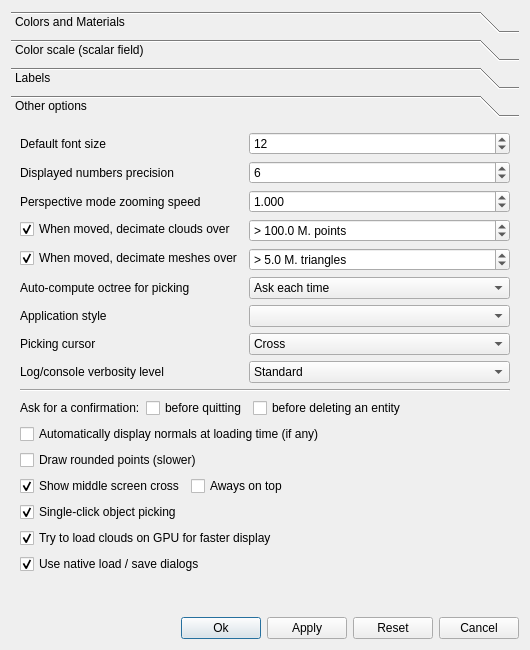
First picture: the form in libs/CCAppCommon/ui/displaySettingsDlg.ui, repository CloudCompare/CloudCompare, before the edit.
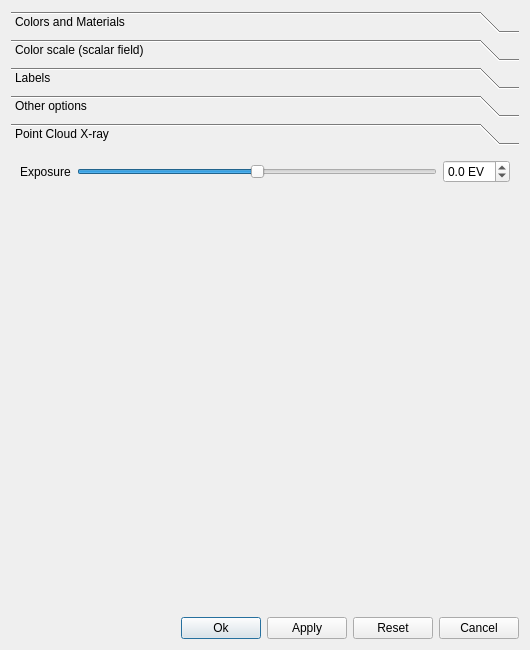
Second picture: the form after the edit. The open tabs and pages were chosen to show the change. Icons and pictures are not drawn.

Commit message:
Add per-cloud X-ray rendering with Screen blending
Add a persistent per-cloud Xray toggle and live exposure controls at the bottom of Display Settings, with a default of -3 EV. Preserve point-size coverage, compensate for projected cloud size, and let opaque geometry occlude unlit X-ray points. Suspend X-ray while EDL is active and retain the normal rendering path when disabled.

Cover exposure, persistence, Screen blending, point size, occlusion, EDL, and progressive rendering with regression tests. Validated the Release build, all eight tests, and packaged LAS/LAZ loading.

What changed in the file:
```diff
--- a/libs/CCAppCommon/ui/displaySettingsDlg.ui
+++ b/libs/CCAppCommon/ui/displaySettingsDlg.ui
@@ -1009,6 +1009,39 @@
        </item>
       </layout>
      </widget>
+     <widget class="QWidget" name="pageXRay">
+      <attribute name="label"><string>Point Cloud X-ray</string></attribute>
+      <layout class="QVBoxLayout" name="xRayLayout">
+       <item>
+        <layout class="QHBoxLayout" name="xRayExposureLayout">
+         <item><widget class="QLabel" name="xRayExposureLabel"><property name="text"><string>Exposure</string></property></widget></item>
+         <item>
+          <widget class="QSlider" name="xRayExposureSlider">
+           <property name="minimum"><number>-80</number></property>
+           <property name="maximum"><number>80</number></property>
+           <property name="pageStep"><number>10</number></property>
+           <property name="orientation"><enum>Qt::Orientation::Horizontal</enum></property>
+          </widget>
+         </item>
+         <item>
+          <widget class="QDoubleSpinBox" name="xRayExposureSpinBox">
+           <property name="suffix"><string> EV</string></property>
+           <property name="decimals"><number>1</number></property>
+           <property name="minimum"><double>-8.000000000000000</double></property>
+           <property name="maximum"><double>8.000000000000000</double></property>
+           <property name="singleStep"><double>0.100000000000000</double></property>
+          </widget>
+         </item>
+        </layout>
+       </item>
+       <item>
+        <spacer name="xRaySpacer">
+         <property name="orientation"><enum>Qt::Orientation::Vertical</enum></property>
+         <property name="sizeHint" stdset="0"><size><width>20</width><height>40</height></size></property>
+        </spacer>
+       </item>
+      </layout>
+     </widget>
     </widget>
    </item>
    <item>
```
The commit also changes 21 other files.
